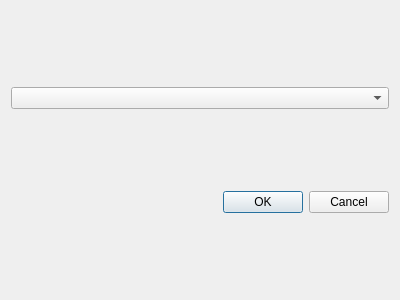
Before: the Qt Designer form ui/NewSQL.ui in gkudos/qgis-cartodb, drawn with Qt 5.
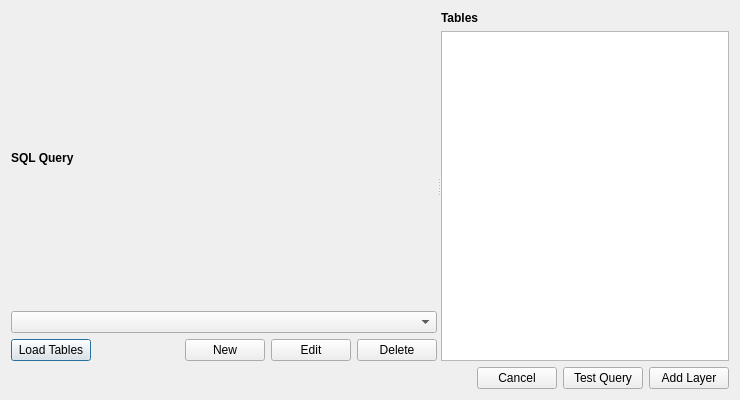
After: the same form once the commit is applied.

Commit message: SQL Dialog interface final

What changed in the file:
```diff
--- a/ui/NewSQL.ui
+++ b/ui/NewSQL.ui
@@ -6,8 +6,8 @@
    <rect>
     <x>0</x>
     <y>0</y>
-    <width>400</width>
-    <height>300</height>
+    <width>740</width>
+    <height>400</height>
    </rect>
   </property>
   <property name="windowTitle">
@@ -15,18 +15,129 @@
   </property>
   <layout class="QVBoxLayout" name="verticalLayout">
    <item>
-    <widget class="QComboBox" name="connectionList"/>
-   </item>
-   <item>
-    <widget class="QDialogButtonBox" name="buttonBox">
+    <widget class="QSplitter" name="splitter">
      <property name="orientation">
       <enum>Qt::Horizontal</enum>
      </property>
-     <property name="standardButtons">
-      <set>QDialogButtonBox::Cancel|QDialogButtonBox::Ok</set>
-     </property>
+     <widget class="QWidget" name="verticalLayoutWidget">
+      <layout class="QVBoxLayout" name="leftContainer">
+       <item>
+        <widget class="QLabel" name="label_2">
+         <property name="text">
+          <string>&lt;html&gt;&lt;head/&gt;&lt;body&gt;&lt;p&gt;&lt;span style=&quot; font-weight:600;&quot;&gt;SQL Query&lt;/span&gt;&lt;/p&gt;&lt;/body&gt;&lt;/html&gt;</string>
+         </property>
+        </widget>
+       </item>
+       <item>
+        <widget class="QComboBox" name="connectionList"/>
+       </item>
+       <item>
+        <layout class="QHBoxLayout" name="horizontalLayout" stretch="0,0,0,0,0">
+         <item>
+          <widget class="QPushButton" name="loadTableBT">
+           <property name="text">
+            <string>Load Tables</string>
+           </property>
+          </widget>
+         </item>
+         <item>
+          <spacer name="horizontalSpacer">
+           <property name="orientation">
+            <enum>Qt::Horizontal</enum>
+           </property>
+           <property name="sizeHint" stdset="0">
+            <size>
+             <width>40</width>
+             <height>20</height>
+            </size>
+           </property>
+          </spacer>
+         </item>
+         <item>
+          <widget class="QPushButton" name="newConnectionBT">
+           <property name="text">
+            <string>New</string>
+           </property>
+          </widget>
+         </item>
+         <item>
+          <widget class="QPushButton" name="editConnectionBT">
+           <property name="text">
+            <string>Edit</string>
+           </property>
+          </widget>
+         </item>
+         <item>
+          <widget class="QPushButton" name="deleteConnectionBT">
+           <property name="text">
+            <string>Delete</string>
+           </property>
+          </widget>
+         </item>
+        </layout>
+       </item>
+      </layout>
+     </widget>
+     <widget class="QWidget" name="verticalLayoutWidget_2">
+      <layout class="QVBoxLayout" name="rightContainer">
+       <item>
+        <widget class="QLabel" name="label">
+         <property name="text">
+          <string>&lt;html&gt;&lt;head/&gt;&lt;body&gt;&lt;p&gt;&lt;span style=&quot; font-weight:600;&quot;&gt;Tables&lt;/span&gt;&lt;/p&gt;&lt;/body&gt;&lt;/html&gt;</string>
+         </property>
+         <property name="alignment">
+          <set>Qt::AlignLeading|Qt::AlignLeft|Qt::AlignVCenter</set>
+         </property>
+        </widget>
+       </item>
+       <item>
+        <widget class="QListWidget" name="tablesList"/>
+       </item>
+      </layout>
+     </widget>
     </widget>
    </item>
+   <item>
+    <layout class="QHBoxLayout" name="buttonsHL">
+     <property name="sizeConstraint">
+      <enum>QLayout::SetDefaultConstraint</enum>
+     </property>
+     <item>
+      <spacer name="horizontalSpacer_2">
+       <property name="orientation">
+        <enum>Qt::Horizontal</enum>
+       </property>
+       <property name="sizeHint" stdset="0">
+        <size>
+         <width>40</width>
+         <height>20</height>
+        </size>
+       </property>
+      </spacer>
+     </item>
+     <item>
+      <widget class="QPushButton" name="cancelBT">
+       <property name="text">
+        <string>Cancel</string>
+       </property>
+      </widget>
+     </item>
+     <item>
+      <widget class="QPushButton" name="testBT">
+       <property name="text">
+        <string>Test Query</string>
+       </property>
+      </widget>
+     </item>
+     <item>
+      <widget class="QPushButton" name="addLayerBT">
+       <property name="text">
+        <string>Add Layer</string>
+       </property>
+      </widget>
+     </item>
+    </layout>
+   </item>
   </layout>
  </widget>
  <resources/>
```
Left out of the diff: 37 changed lines with no effect on the pictures. The commit also changes 3 other files.
